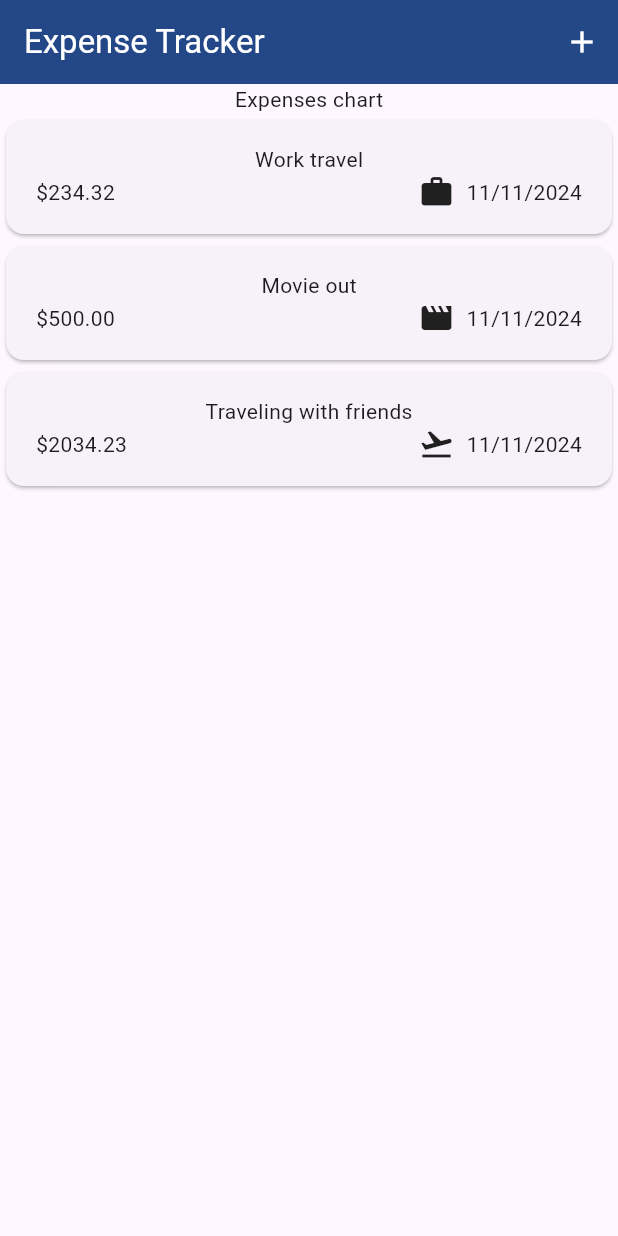
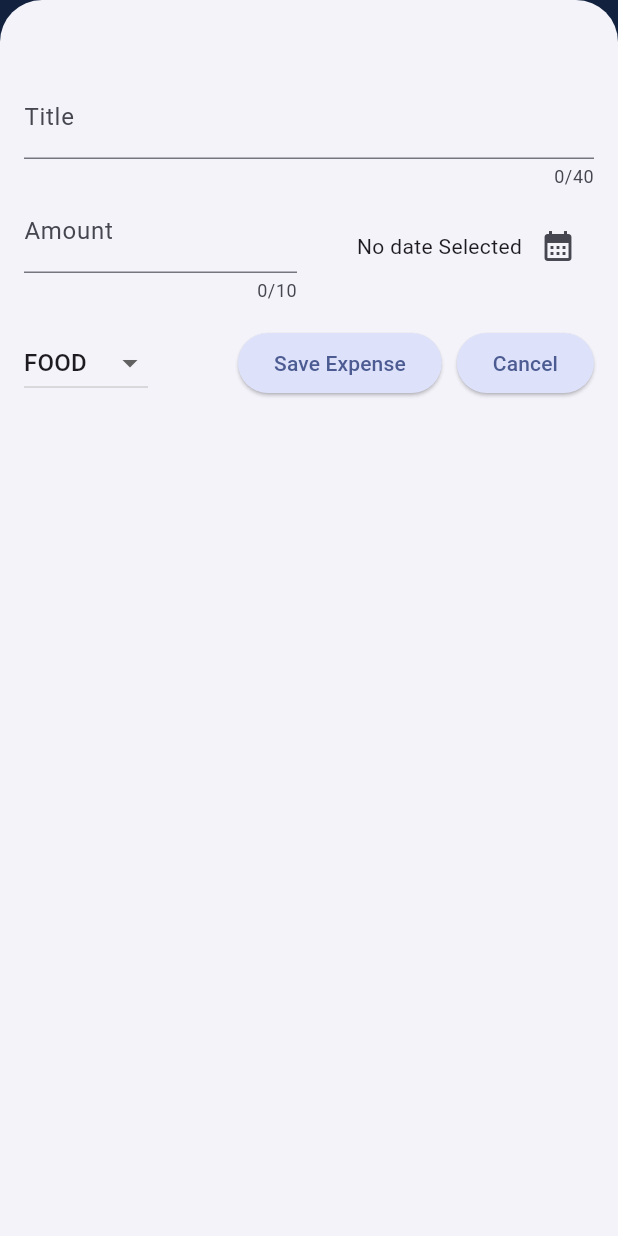
Before and after one commit to Kavin-VP/Flutter-Projects, a Flutter app: the screen it shows after launch, after a tap on the "add" icon, on a phone screen of 412 x 824 dp. Run offline on Flutter 3.47's test engine with Material 3 defaults, Android fonts, the phone set to English and light mode, and no system bars.

Commit message:
updated commit

```diff
--- a/expenses_tracker/lib/main.dart
+++ b/expenses_tracker/lib/main.dart
@@ -1,10 +1,32 @@
 import 'package:flutter/material.dart';
 import 'package:expenses_tracker/widgets/expenses.dart';
 
+var kColorScheme = ColorScheme.fromSeed(seedColor:const Color.fromARGB(255, 180, 188, 223));
 void main() {
   runApp(
-    const MaterialApp(
-      home: Expenses(),
+     MaterialApp(
+      theme: ThemeData().copyWith(
+        scaffoldBackgroundColor: const Color.fromARGB(255, 226, 227, 235),
+        colorScheme: kColorScheme,
+        cardTheme: const CardTheme().copyWith(
+          color: const Color.fromARGB(255, 213, 215, 230),
+          margin: const EdgeInsets.symmetric(
+            horizontal: 16,
+            vertical: 6)
+        ),
+        elevatedButtonTheme: ElevatedButtonThemeData(
+          style: ElevatedButton.styleFrom(
+            backgroundColor: kColorScheme.secondaryContainer
+          )
+        ),
+        textTheme: ThemeData().textTheme.copyWith(
+          titleLarge: const TextStyle(
+            fontWeight: FontWeight.normal,
+            fontSize: 21.0
+          )
+        ),
+      ),
+      home: const Expenses(),
     )
   );
 }
--- /dev/null
+++ b/expenses_tracker/lib/widgets/add_new_expenses.dart
@@ -0,0 +1,188 @@
+import 'package:flutter/material.dart';
+import 'package:expenses_tracker/models/expense.dart';
+import 'package:expenses_tracker/widgets/expenses-list/expenses_list.dart';
+
+class AddNewExpenses extends StatefulWidget{
+
+  const AddNewExpenses({super.key, required this.onAddExpense});
+
+  final Function(Expense expense) onAddExpense;
+  @override
+  State<AddNewExpenses> createState()
+  {
+    return _AddNewExpensesState();
+  }
+
+}
+
+class _AddNewExpensesState extends State<AddNewExpenses>{
+
+  // String _titleInputValue='';
+
+  // void _onTitleInputChange(String value) {
+  //   _titleInputValue=value;
+  // }
+  //using a text input controller for storing and accessing user inputs
+
+  final _titleController = TextEditingController();
+  final _amountController = TextEditingController();
+  Category _selectedCategory = Category.food;
+  DateTime? userSelectedDate;
+  //to dispose the textediting controller
+  //when the widget overlay is closed
+  @override
+  void dispose() {
+    _titleController.dispose();
+    _amountController.dispose();
+    super.dispose();
+  }
+
+  //adding a date picker
+  void _datePicker() async
+  {
+    final currentDate = DateTime.now();
+    final firstDate = DateTime(currentDate.year-2, currentDate.month, currentDate.day);
+
+    //returns a future type
+    final selectedDate = await showDatePicker
+    (context: context,
+     firstDate:firstDate ,
+     lastDate: currentDate);
+
+     setState(() {
+       userSelectedDate=selectedDate;
+     });
+  }
+
+  //validating the input values from the user before submitting
+  void _submitExpenseData()
+  {
+    final enteredAmount = double.tryParse(_amountController.text);
+    final IsAmountInvalid = enteredAmount==null;
+
+    if(_titleController.text.trim().isEmpty || IsAmountInvalid || userSelectedDate==null)
+    {
+      //show error to the user
+      showDialog(context: context, builder: (context)
+      {
+        return AlertDialog(
+          title: const Text('Invalid Input'),
+          content: const Text(
+            'Please make sure that all the inputs are entered correctly!!!'
+          ),
+          actions: [
+            TextButton(onPressed: (){
+              Navigator.pop(context);
+            }, child: const Text('Okay'))
+          ],
+        );
+      });
+      return;
+    }
+    //ExpensesList(expensesList: expensesList)
+    final expenseObject = Expense(
+      title: _titleController.text,
+      amount: double.tryParse(_amountController.text)!,
+      date: userSelectedDate!,
+      category: _selectedCategory);
+
+      Navigator.pop(context);
+      widget.onAddExpense(expenseObject);
+    //ExpensesList().addExpenses(expenseObject);
+  }
+
+  @override
+  Widget build(context)
+  {
+    return Padding(
+      padding:const EdgeInsets.fromLTRB(16.0,50.0,16.0,16.0),
+      child: Column(
+        children: [
+          TextField(
+            //onChanged: _onTitleInputChange,
+            //to specify the textediting controller
+            //for title input
+            controller: _titleController,
+            maxLength: 40,
+            decoration: const InputDecoration(
+              label: Text('Title'),
+            ),
+          ),
+          Row(
+            children: [
+              Expanded(
+                child: TextField(
+                  maxLength: 10,
+                  controller: _amountController,
+                  keyboardType: const TextInputType.numberWithOptions(),
+                  decoration: const InputDecoration(
+                    label: Text('Amount'),
+                    prefixText: '\$',
+                  ),
+                ),
+              ),
+              const SizedBox(width: 16.0,),
+              Expanded(
+                child: Row(
+                  mainAxisAlignment: MainAxisAlignment.end,
+                  children: [
+                    Text(
+                      // !-> telling dart that this variable wont be null
+                      userSelectedDate == null ? 'No date Selected' : formatter.format(userSelectedDate!),
+                    ),
+                    IconButton(onPressed:_datePicker,
+                    icon: const Icon(Icons.calendar_month),
+                    ),
+                  ],
+                ),
+              )
+
+            ],
+          ),
+          const SizedBox(height: 16.0,),
+          Row(
+            children: [
+              DropdownButton(
+                value: _selectedCategory,
+                items: Category.values.map(
+                (category){
+                  return DropdownMenuItem(
+                    value: category,
+                    child: Text(category.name.toUpperCase()),
+                    );
+                }
+              ).toList(),
+              onChanged: (value){
+                //print(value);
+                if(value==null)
+                {
+                  return;
+                }
+                setState(() {
+                  _selectedCategory=value;
+                });
+              }),
+              const Spacer(),
+              ElevatedButton(
+                onPressed: (){
+                  print(_titleController.text);
+                  print(_amountController.text);
+                  print(_selectedCategory);
+                  _submitExpenseData();
+                },
+                child: const Text('Save Expense'),
+                ),
+                const SizedBox(width: 10,),
+                 ElevatedButton(onPressed: ()
+                  {
+                    //dispose();
+                    Navigator.pop(context);
+                  }, child: const Text('Cancel')),
+            ],
+          ),
+
+        ],
+      ),
+    );
+  }
+}
--- a/expenses_tracker/lib/widgets/expenses-list/expenses_list.dart
+++ b/expenses_tracker/lib/widgets/expenses-list/expenses_list.dart
@@ -3,16 +3,30 @@ import 'package:flutter/material.dart';
 import 'package:expenses_tracker/models/expense.dart';
 
 class ExpensesList extends StatelessWidget{
-  const ExpensesList({super.key,required this.expensesList});
+  const ExpensesList(
+    {super.key,
+    required this.expensesList,
+    required this.onRemoveExpense}
+    );
 
   final List<Expense> expensesList;
+  final Function(Expense expense) onRemoveExpense;
+  // void addExpenses(Expense exp)
+  // {
+  //   expensesList.add(exp);
+  // }
   @override
   Widget build(BuildContext context) {
     return ListView.builder(
       itemCount: expensesList.length,
       itemBuilder: (context, index)
       {
-        return ExpenseItem(expensesList[index]);
+        return Dismissible(
+          key: Key(expensesList[index].id),
+          onDismissed: (direction){
+            onRemoveExpense(expensesList[index]);
+          },
+          child: ExpenseItem(expensesList[index]));
       },
 
     );
--- a/expenses_tracker/lib/widgets/expenses.dart
+++ b/expenses_tracker/lib/widgets/expenses.dart
@@ -1,6 +1,7 @@
 import 'package:expenses_tracker/widgets/expenses-list/expenses_list.dart';
 import 'package:expenses_tracker/models/expense.dart';
 import 'package:flutter/material.dart';
+import 'package:expenses_tracker/widgets/add_new_expenses.dart';
 //import 'package:expenses_tracker/expenses.dart';
 class Expenses extends StatefulWidget{
   const Expenses({super.key});
@@ -13,30 +14,85 @@ class Expenses extends StatefulWidget{
 
 class _ExpensesState extends State<Expenses>
 {
-  final List<Expense> _registeredExpenses=[
+   final List<Expense> _registeredExpenses=[
     Expense(title: 'Work travel', amount: 234.32, date: DateTime.now(), category: Category.work),
     Expense(title: 'Movie out', amount: 500.00, date: DateTime.now(), category: Category.movie),
     Expense(title: 'Traveling with friends', amount: 2034.23, date: DateTime.now(), category: Category.travel),
   ];
+
+  void addNewExpense(Expense exp) {
+    setState(() {
+      _registeredExpenses.add(exp);
+    });
+  }
+
+  void removeExpense(Expense expense)
+  {
+    final expenseIndex = _registeredExpenses.indexOf(expense);
+    setState(() {
+      _registeredExpenses.remove(expense);
+    });
+
+  //removing any existing snackbar messages from the screen
+  //before removing the another item
+
+  ScaffoldMessenger.of(context).clearSnackBars();
+  //showing snackbars to undo the deleted item(expense)
+    ScaffoldMessenger.of(context).showSnackBar(
+      SnackBar(
+        duration: const Duration(seconds: 5),
+        content: const Text('Expense Deleted...'),
+        action: SnackBarAction(label: 'Undo',
+        onPressed: (){
+          setState(() {
+            _registeredExpenses.insert(expenseIndex, expense);
+          });
+        }),
+      )
+    );
+  }
+
   @override
   Widget build(BuildContext context) {
+
+    Widget expenseListContent = const Center(
+      child:Text('No Expenses found. Try adding some !!!'),
+      );
+
+    if(_registeredExpenses.isNotEmpty)
+    {
+      expenseListContent = Expanded(child: ExpensesList(
+            expensesList: _registeredExpenses,
+            onRemoveExpense: removeExpense,));
+    }
     return Scaffold(
       appBar: AppBar(
         title: const Text('Expense Tracker'),
         foregroundColor: Colors.white,
         backgroundColor: const Color.fromARGB(255, 36, 72, 135),
         actions: [
-          IconButton(onPressed: (){},
+          IconButton(onPressed: _openAddExpenseOverlay,
           icon:const Icon(Icons.add) )
         ],
       ),
       body: Column(
         children: [
+          const SizedBox(height: 10,),
           const Text('Expenses chart'),
-          Expanded(child: ExpensesList(expensesList: _registeredExpenses)),
+          expenseListContent
         ],
       ),
     );
   }
 
+  void _openAddExpenseOverlay()
+  {
+    showModalBottomSheet(
+      isScrollControlled: true,
+      context: context,
+      builder: (ctx){
+      return AddNewExpenses(onAddExpense: addNewExpense,);
+    });
+  }
+
 }
```
